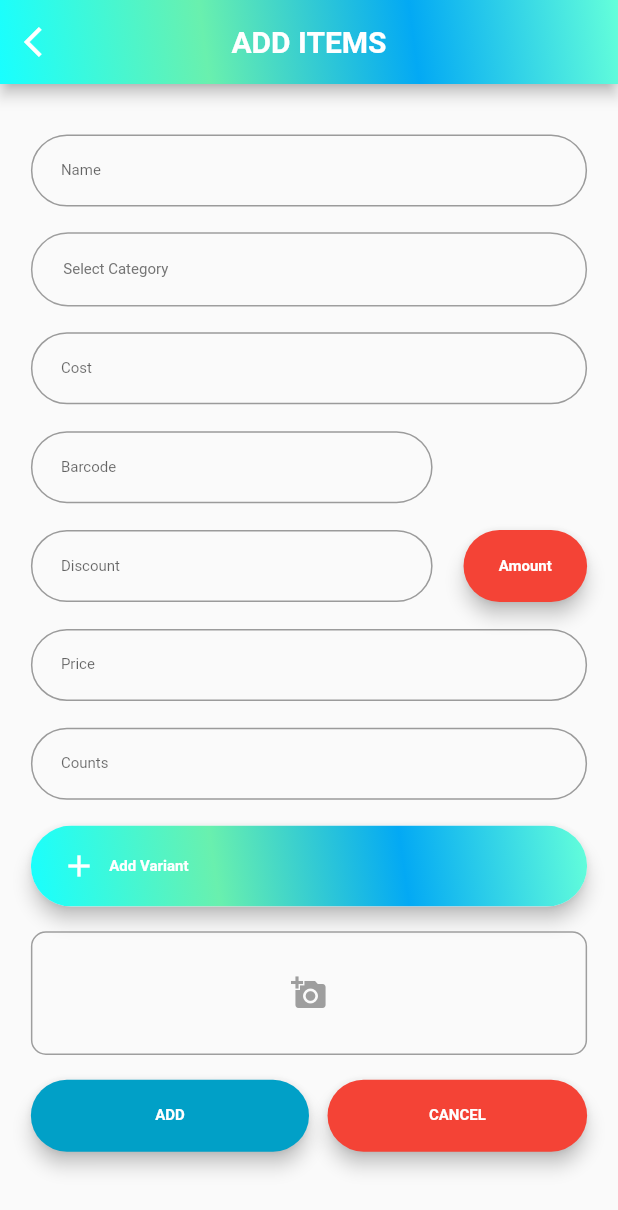
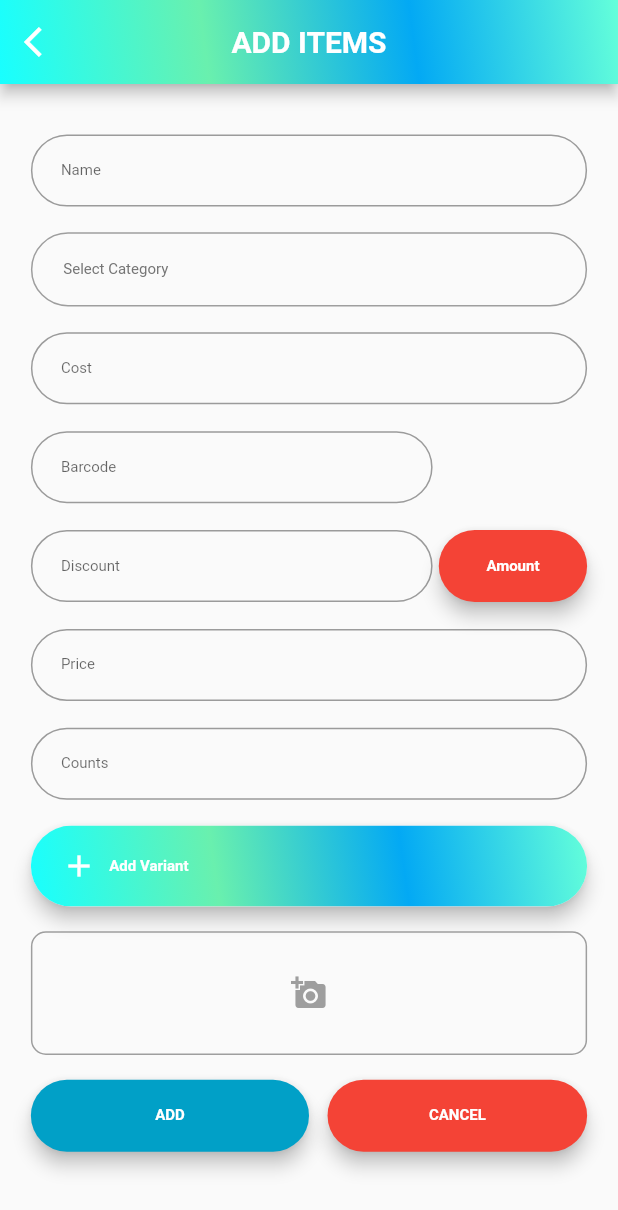
Before and after one commit to ADRIANTULANG/POS-MOBILE-APP, a Flutter app: the ItemFormView screen opened directly, on a phone screen of 412 x 824 dp. Shown: the top 1210 px of the screen. Run offline on Flutter 3.47's test engine with Material 2 defaults, Android fonts, the light colour scheme and no system bars; our stand-ins replace file_picker, flutter_spinkit, get, get_storage, scrollable_positioned_list; missing offline and left inert: bluetooth_print, qr_code_scanner, syncfusion_flutter_barcodes; accounts and stored records are empty.

Commit message:
Adrian commit add revisions by luis

```diff
--- a/lib/Modules/Items/item_form_view.dart
+++ b/lib/Modules/Items/item_form_view.dart
@@ -270,12 +270,18 @@ class ItemFormView extends GetView<ItemController> {
                                                   BorderRadius.circular(32.0))),
                                     ),
                                   ),
-                                  Container(
-                                    width: sizer.width(
-                                        width: 20, context: context),
+                                  SizedBox(
+                                    width:
+                                        sizer.width(width: 1, context: context),
+                                  ),
+                                  Expanded(
+                                    child: Container(
+                                      // width: sizer.width(
+                                      //     width: 22, context: context),
                                       child: Material(
                                         elevation: 5.0,
-                                      borderRadius: BorderRadius.circular(30.0),
+                                        borderRadius:
+                                            BorderRadius.circular(30.0),
                                         color: Colors.red,
                                         child: MaterialButton(
                                           minWidth:
@@ -284,11 +290,11 @@ class ItemFormView extends GetView<ItemController> {
                                             if (controller
                                                     .itemDiscountType.value ==
                                                 "Amount") {
-                                            controller.itemDiscountType.value =
-                                                "Percent";
+                                              controller.itemDiscountType
+                                                  .value = "Percent";
                                             } else {
-                                            controller.itemDiscountType.value =
-                                                "Amount";
+                                              controller.itemDiscountType
+                                                  .value = "Amount";
                                             }
                                           },
                                           child: Obx(
@@ -307,6 +313,7 @@ class ItemFormView extends GetView<ItemController> {
                                                         color: Colors.white,
                                                         fontWeight:
                                                             FontWeight.bold)),
+                                          ),
                                         ),
                                       ),
                                     ),
```
Also changed, not shown: lib/Modules/QRcodeScanner/QRcodescanner_View.dart (+11 -7 lines). Lines whose indentation alone changed are shown as unchanged.
